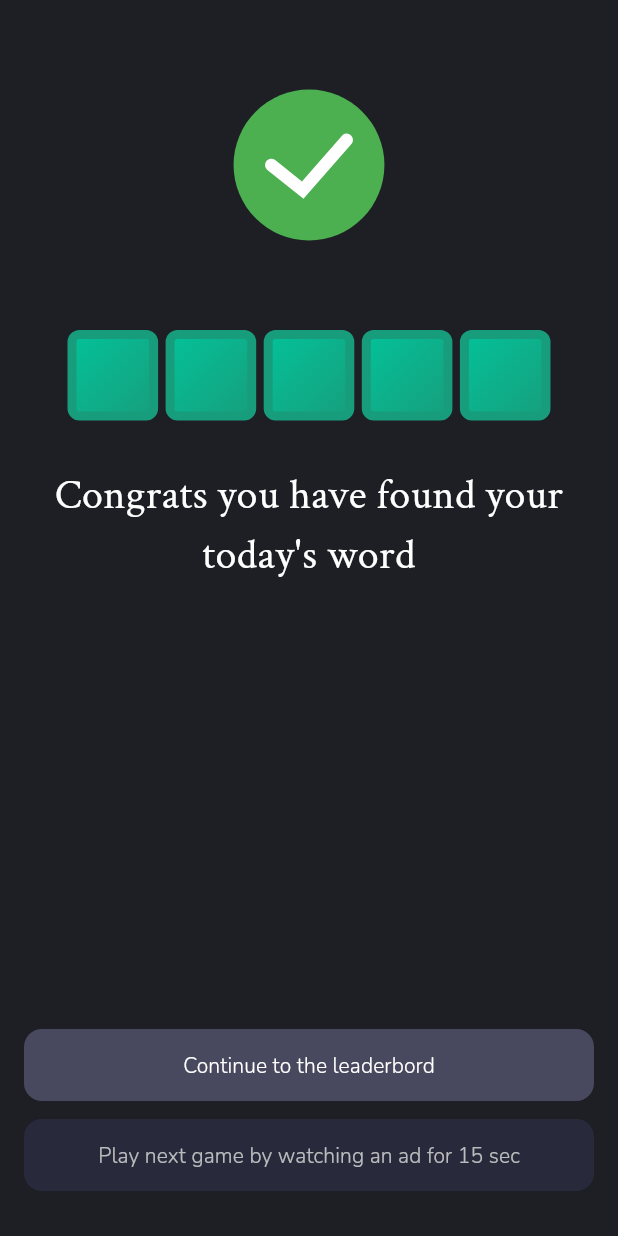
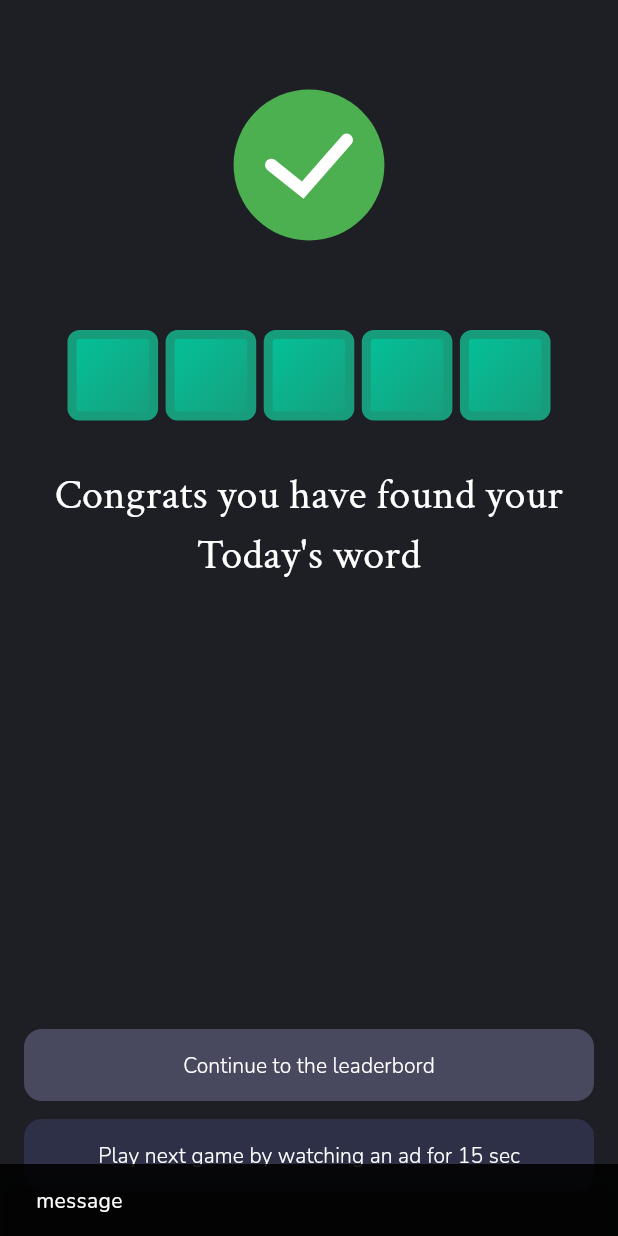
Before and after one commit to MuneerAhamed01/WordGame, a Flutter app: the WinnerBottomSheet screen opened directly with empty values, after a tap on an icon or button, on a phone screen of 412 x 824 dp. Run offline on Flutter 3.47's test engine with Material 3 defaults, Android fonts, the phone set to English and light mode, and no system bars; our stand-ins replace cloud_firestore, dio, either_dart, firebase_auth, firebase_core, flip_card and 8 more; missing offline and left inert: dictionaryx; accounts and stored records are empty; network calls fail.

Commit message:
finish the game

```diff
--- a/lib/main.dart
+++ b/lib/main.dart
@@ -9,6 +9,7 @@ import 'package:english_wordle/themes/colors.dart';
 import 'package:english_wordle/themes/fonts.dart';
 import 'package:english_wordle/views/screens/auth/auth_screen.dart';
 import 'package:english_wordle/views/screens/wordle_view/wordle_screen.dart';
+import 'package:english_wordle/views/widgets/snackbar.dart';
 import 'package:firebase_auth/firebase_auth.dart';
 import 'package:flutter/material.dart';
 import 'package:get/get.dart';
@@ -38,6 +39,7 @@ class MyApp extends StatelessWidget {
   @override
   Widget build(BuildContext context) {
     return GetMaterialApp(
+      scaffoldMessengerKey: SnackBarService.messengerKey,
       title: 'Wordle Game',
       theme: ThemeData(
         colorScheme: MyColorScheme.dark(),
--- a/lib/views/widgets/button.dart
+++ b/lib/views/widgets/button.dart
@@ -57,7 +57,7 @@ class _AppButtonState extends State<AppButton> {
   Widget build(BuildContext context) {
     return AnimatedOpacity(
       opacity: _opacity,
-      duration: const Duration(milliseconds: 50),
+      duration: const Duration(milliseconds: 200),
       child: InkWell(
         borderRadius: BorderRadius.circular(12),
         // splashColor:
@@ -72,7 +72,7 @@ class _AppButtonState extends State<AppButton> {
                 widget.onTap?.call();
 
                 setState(() {
-                  _opacity = 0.7;
+                  _opacity = 1;
                 });
               },
         child: Center(child: _buttonLabel(context)),
--- /dev/null
+++ b/lib/views/widgets/snackbar.dart
@@ -0,0 +1,30 @@
+import 'package:flutter/material.dart';
+
+class SnackBarService {
+  static final SnackBarService _instance = SnackBarService._internal();
+  factory SnackBarService() => _instance;
+  SnackBarService._internal();
+
+  static GlobalKey<ScaffoldMessengerState> messengerKey =
+      GlobalKey<ScaffoldMessengerState>();
+
+  static void showSnackBar(
+    String message, {
+    Duration duration = const Duration(seconds: 2),
+    Color backgroundColor = Colors.black87,
+    Color textColor = Colors.white,
+  }) {
+    if (messengerKey.currentState != null) {
+      messengerKey.currentState!.showSnackBar(
+        SnackBar(
+          content: Text(
+            message,
+            style: TextStyle(color: textColor),
+          ),
+          duration: duration,
+          backgroundColor: backgroundColor,
+        ),
+      );
+    }
+  }
+}
--- a/lib/views/widgets/winning_bottom_sheet.dart
+++ b/lib/views/widgets/winning_bottom_sheet.dart
@@ -1,4 +1,5 @@
 import 'package:english_wordle/views/widgets/button.dart';
+import 'package:english_wordle/views/widgets/snackbar.dart';
 import 'package:english_wordle/views/widgets/tick_mark_widget.dart';
 import 'package:english_wordle/views/widgets/word_tile/word_tile.dart';
 import 'package:flutter/material.dart';
@@ -12,6 +13,9 @@ class WinnerBottomSheet extends StatelessWidget {
 
   @override
   Widget build(BuildContext context) {
+    return Scaffold(
+      body: Builder(
+        builder: (context) {
           return Container(
             height: Get.height / 0.2,
             width: Get.width,
@@ -28,7 +32,8 @@ class WinnerBottomSheet extends StatelessWidget {
                   GridView.builder(
                     itemCount: 5,
                     padding: const EdgeInsets.symmetric(horizontal: 45),
-              gridDelegate: const SliverGridDelegateWithFixedCrossAxisCount(
+                    gridDelegate:
+                        const SliverGridDelegateWithFixedCrossAxisCount(
                       crossAxisCount: 5,
                       // childAspectRatio: 1.2,
                       // mainAxisSpacing: 5,
@@ -43,7 +48,7 @@ class WinnerBottomSheet extends StatelessWidget {
                   ),
                   const SizedBox(height: 30),
                   Text(
-              "Congrats you have found your today's word",
+                    "Congrats you have found your\nToday's word",
                     style: GoogleFonts.crimsonText(
                       fontSize: 28,
                       color: Colors.white,
@@ -68,7 +73,9 @@ class WinnerBottomSheet extends StatelessWidget {
                     child: SizedBox(
                       height: 48,
                       child: AppButton(
-                  onTap: () {},
+                        onTap: () {
+                          SnackBarService.showSnackBar('message');
+                        },
                         label: 'Play next game by watching an ad for 15 sec',
                         type: ButtonType.background,
                       ),
@@ -79,5 +86,8 @@ class WinnerBottomSheet extends StatelessWidget {
               ),
             ),
           );
+        },
+      ),
+    );
   }
 }
```
Also changed, not shown: lib/views/screens/wordle_view/wordle_controller.dart (+8 -8 lines). Lines whose indentation alone changed are shown as unchanged.
